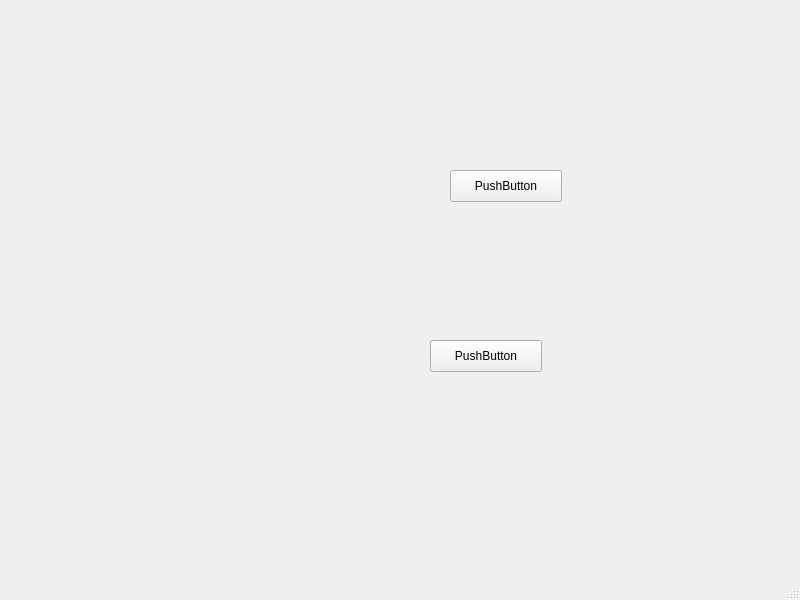
The window that pyqtwindow/mynew.ui (kingsone995/python) describes before a commit, drawn with Qt 5.
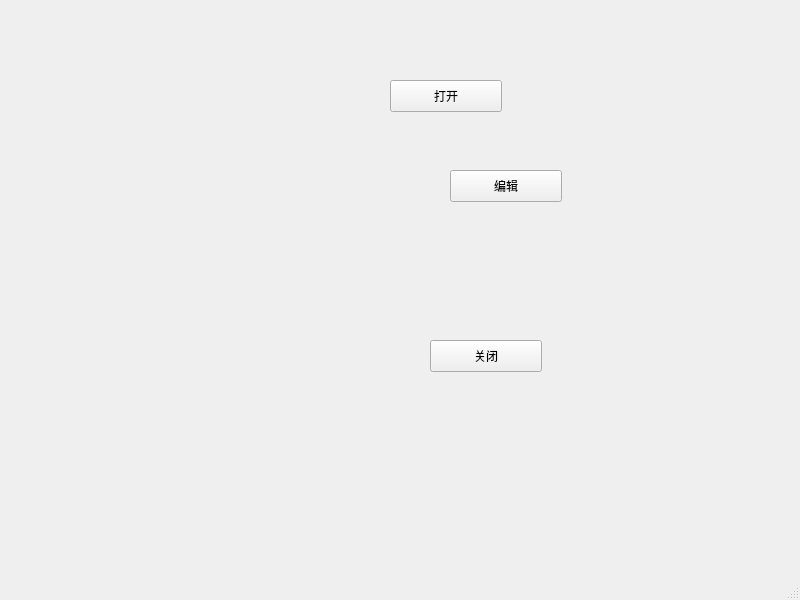
The same window after the commit.

Diff of the .ui file:
```diff
--- a/pyqtwindow/mynew.ui
+++ b/pyqtwindow/mynew.ui
@@ -24,7 +24,7 @@
      </rect>
     </property>
     <property name="text">
-     <string>PushButton</string>
+     <string>编辑</string>
     </property>
    </widget>
    <widget class="QPushButton" name="pushButton_2">
@@ -37,7 +37,20 @@
      </rect>
     </property>
     <property name="text">
-     <string>PushButton</string>
+     <string>关闭</string>
+    </property>
+   </widget>
+   <widget class="QPushButton" name="pushButton_3">
+    <property name="geometry">
+     <rect>
+      <x>390</x>
+      <y>80</y>
+      <width>112</width>
+      <height>32</height>
+     </rect>
+    </property>
+    <property name="text">
+     <string>打开</string>
     </property>
    </widget>
   </widget>
```
